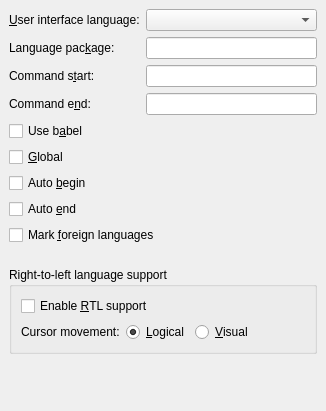
Before: the Qt Designer form src/frontends/qt4/ui/PrefLanguageUi.ui in cburschka/lyx, drawn with Qt 5.
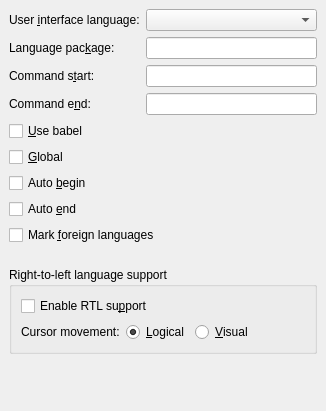
After: the same form once the commit is applied.

The edit to the form file:
```diff
--- a/src/frontends/qt4/ui/PrefLanguageUi.ui
+++ b/src/frontends/qt4/ui/PrefLanguageUi.ui
@@ -22,7 +22,7 @@
    <item row="0" column="0" colspan="2" >
     <widget class="QLabel" name="uiLanguageLA" >
      <property name="text" >
-      <string>&amp;User interface language:</string>
+      <string>User &amp;interface language:</string>
      </property>
      <property name="buddy" >
       <cstring>uiLanguageCO</cstring>
@@ -96,7 +96,7 @@
       <string>Use the babel package for multilingual support</string>
      </property>
      <property name="text" >
-      <string>Use b&amp;abel</string>
+      <string>&amp;Use babel</string>
      </property>
     </widget>
    </item>
@@ -183,7 +183,7 @@
          <string>Select to enable support of right-to-left languages (e.g. Hebrew, Arabic).</string>
         </property>
         <property name="text" >
-         <string>Enable &amp;RTL support</string>
+         <string>Enable RTL su&amp;pport</string>
         </property>
        </widget>
       </item>
```
